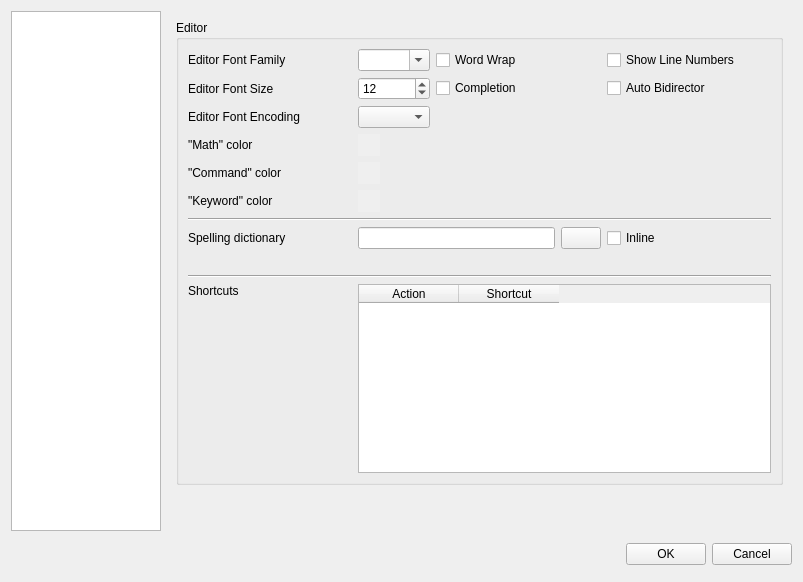
The window that configdialog.ui (orao/texmaker) describes before a commit, drawn with Qt 5.
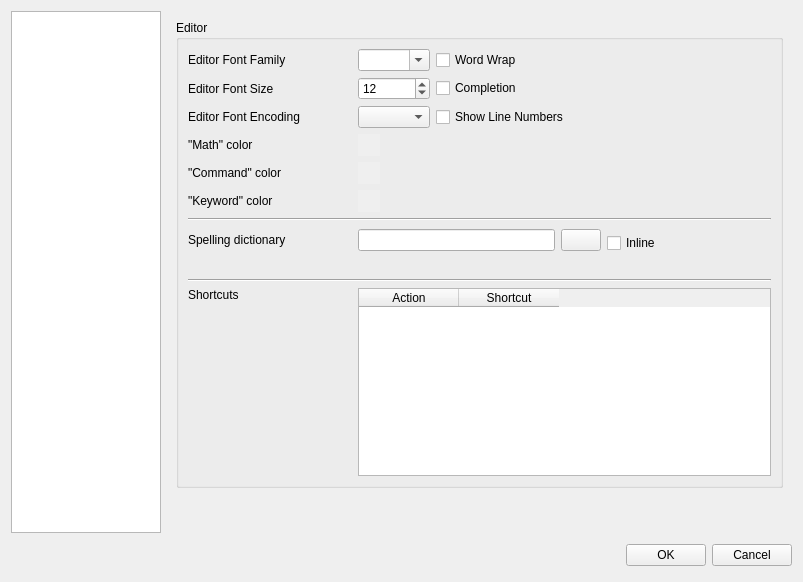
The same window after the commit. The open tabs and pages were chosen to show the change. Icons and pictures are not drawn.

Patch:
```diff
--- a/configdialog.ui
+++ b/configdialog.ui
@@ -611,13 +611,6 @@
             </property>
            </widget>
           </item>
-          <item row="0" column="3">
-           <widget class="QCheckBox" name="checkBoxLinenumber">
-            <property name="text">
-             <string>Show Line Numbers</string>
-            </property>
-           </widget>
-          </item>
           <item row="1" column="0">
            <widget class="QLabel" name="labelSize">
             <property name="text">
@@ -642,13 +635,6 @@
             </property>
            </widget>
           </item>
-          <item row="1" column="3">
-           <widget class="QCheckBox" name="checkBoxBidiEnabled">
-            <property name="text">
-             <string>Auto Bidirector</string>
-            </property>
-           </widget>
-          </item>
           <item row="2" column="0">
            <widget class="QLabel" name="labelEncoding">
             <property name="text">
@@ -659,6 +645,13 @@
           <item row="2" column="1">
            <widget class="QComboBox" name="comboBoxEncoding"/>
           </item>
+          <item row="2" column="2" colspan="2">
+           <widget class="QCheckBox" name="checkBoxLinenumber">
+            <property name="text">
+             <string>Show Line Numbers</string>
+            </property>
+           </widget>
+          </item>
           <item row="3" column="0">
            <widget class="QLabel" name="labelColorMath">
             <property name="text">
@@ -828,14 +821,14 @@
             </property>
            </widget>
           </item>
-          <item row="7" column="0">
+          <item row="7" column="0" rowspan="2">
            <widget class="QLabel" name="labelASpellCommand">
             <property name="text">
              <string>Spelling dictionary</string>
             </property>
            </widget>
           </item>
-          <item row="7" column="1" colspan="2">
+          <item row="7" column="1" rowspan="2" colspan="2">
            <layout class="QHBoxLayout">
             <property name="spacing">
              <number>6</number>
@@ -866,7 +859,7 @@
             </item>
            </layout>
           </item>
-          <item row="7" column="3">
+          <item row="8" column="3">
            <widget class="QCheckBox" name="checkBoxInlineSpell">
             <property name="toolTip">
              <string>Inline Spell Checking</string>
@@ -876,7 +869,7 @@
             </property>
            </widget>
           </item>
-          <item row="8" column="1" colspan="3">
+          <item row="9" column="1" colspan="3">
            <widget class="QLabel" name="labelGetDic">
             <property name="text">
              <string/>
@@ -886,21 +879,21 @@
             </property>
            </widget>
           </item>
-          <item row="9" column="0" colspan="4">
+          <item row="10" column="0" colspan="4">
            <widget class="Line" name="line_2">
             <property name="orientation">
              <enum>Qt::Horizontal</enum>
             </property>
            </widget>
           </item>
-          <item row="10" column="0">
+          <item row="11" column="0">
            <widget class="QLabel" name="labelshortcut">
             <property name="text">
              <string>Shortcuts</string>
             </property>
            </widget>
           </item>
-          <item row="10" column="1" rowspan="2" colspan="3">
+          <item row="11" column="1" rowspan="2" colspan="3">
            <widget class="QTableWidget" name="shorttableWidget">
             <column>
              <property name="text">
@@ -914,7 +907,7 @@
             </column>
            </widget>
           </item>
-          <item row="11" column="0">
+          <item row="12" column="0">
            <spacer>
             <property name="orientation">
              <enum>Qt::Vertical</enum>
```
Left out of the diff: 31 changed lines with no effect on the pictures.
